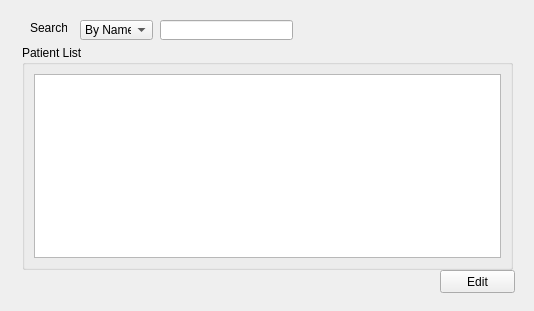
This is Employee/Roommanager/View/Tab2_ManagePatientUI.ui in tigerSI/HMS_project as Qt 5 draws it before an edit. The edited form follows.
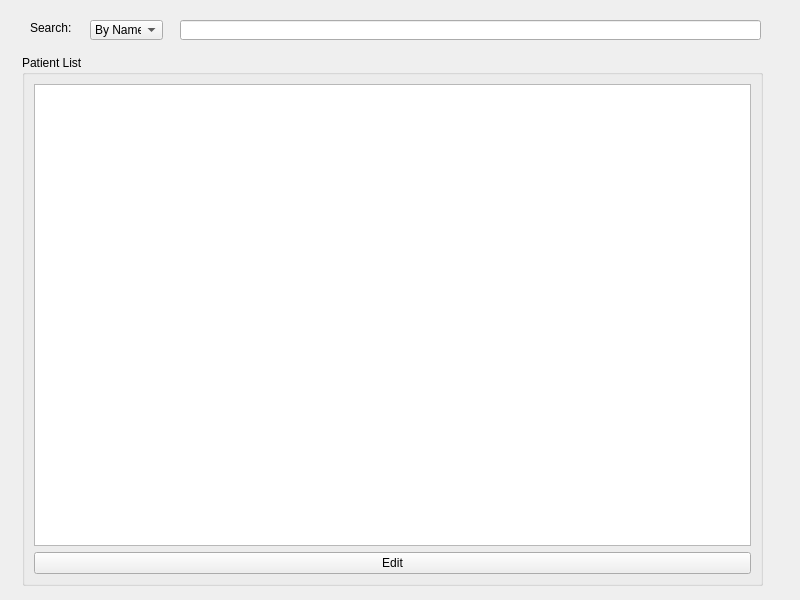
This is the edited form. Icons and pictures are not drawn.

The edit to the form file:
```diff
--- a/Employee/Roommanager/View/Tab2_ManagePatientUI.ui
+++ b/Employee/Roommanager/View/Tab2_ManagePatientUI.ui
@@ -6,10 +6,22 @@
    <rect>
     <x>0</x>
     <y>0</y>
-    <width>534</width>
-    <height>311</height>
+    <width>800</width>
+    <height>600</height>
    </rect>
   </property>
+  <property name="minimumSize">
+   <size>
+    <width>800</width>
+    <height>600</height>
+   </size>
+  </property>
+  <property name="maximumSize">
+   <size>
+    <width>800</width>
+    <height>600</height>
+   </size>
+  </property>
   <property name="windowTitle">
    <string>Form</string>
   </property>
@@ -18,7 +30,7 @@
     <rect>
      <x>30</x>
      <y>20</y>
-     <width>37</width>
+     <width>51</width>
      <height>16</height>
     </rect>
    </property>
@@ -29,9 +41,9 @@
   <widget class="QLineEdit" name="lineEdit_search">
    <property name="geometry">
     <rect>
-     <x>160</x>
+     <x>180</x>
      <y>20</y>
-     <width>133</width>
+     <width>581</width>
      <height>20</height>
     </rect>
    </property>
@@ -40,9 +52,9 @@
    <property name="geometry">
     <rect>
      <x>22</x>
-     <y>45</y>
-     <width>491</width>
-     <height>225</height>
+     <y>55</y>
+     <width>741</width>
+     <height>531</height>
     </rect>
    </property>
    <property name="title">
@@ -52,25 +64,19 @@
     <item row="0" column="0">
      <widget class="QTreeView" name="treeView"/>
     </item>
+    <item row="1" column="0">
+     <widget class="QPushButton" name="pushButton_2">
+      <property name="text">
+       <string>Edit</string>
+      </property>
+     </widget>
+    </item>
    </layout>
   </widget>
-  <widget class="QPushButton" name="pushButton_2">
-   <property name="geometry">
-    <rect>
-     <x>440</x>
-     <y>270</y>
-     <width>75</width>
-     <height>23</height>
-    </rect>
-   </property>
-   <property name="text">
-    <string>Edit</string>
-   </property>
-  </widget>
   <widget class="QComboBox" name="comboBox">
    <property name="geometry">
     <rect>
-     <x>80</x>
+     <x>90</x>
      <y>20</y>
      <width>73</width>
      <height>20</height>
```
Left out of the diff: 4 changed lines with no effect on the pictures.
